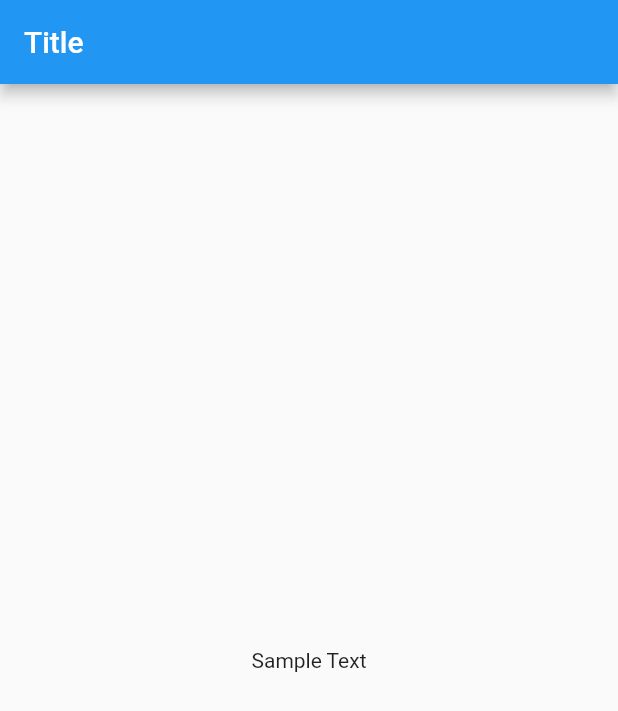
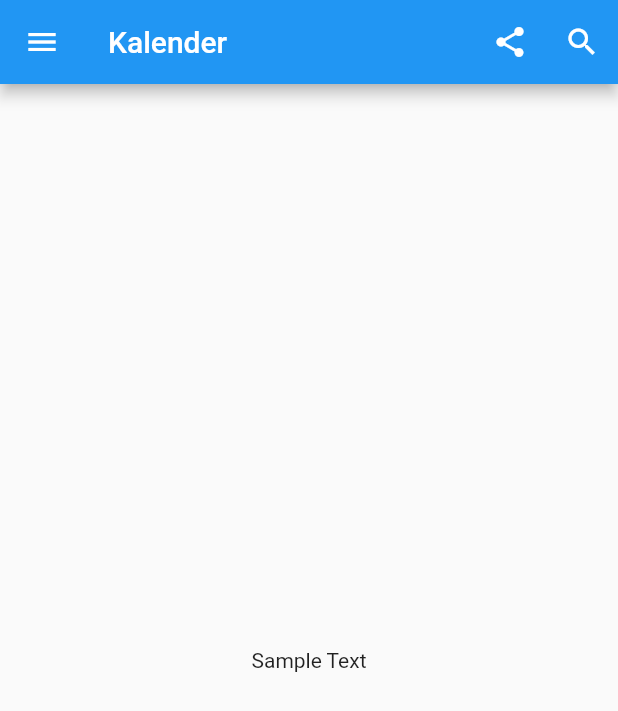
Before and after one commit to alfrirafles/smp_kerinci, a Flutter app: the screen it shows after launch, on a phone screen of 412 x 824 dp. Shown: the top 711 px of the screen. Run offline on Flutter 3.47's test engine with Material 2 defaults, Android fonts, the phone set to English and light mode, and no system bars.

Commit message:
Added a simple AppBar

```diff
--- a/lib/main.dart
+++ b/lib/main.dart
@@ -12,7 +12,21 @@ class HomePage extends StatelessWidget {
     return MaterialApp(
       home: Scaffold(
         appBar: AppBar(
-          title: Text('Title'),
+          leading: IconButton(
+            icon: Icon(Icons.menu),
+            onPressed: () {},
+          ),
+          title: Text('Kalender'),
+          actions: [
+            IconButton(
+              icon: Icon(Icons.share),
+              onPressed: () {},
+            ),
+            IconButton(
+              icon: Icon(Icons.search),
+              onPressed: () {},
+            ),
+          ],
         ),
         body: Container(
           child: Center(
```
